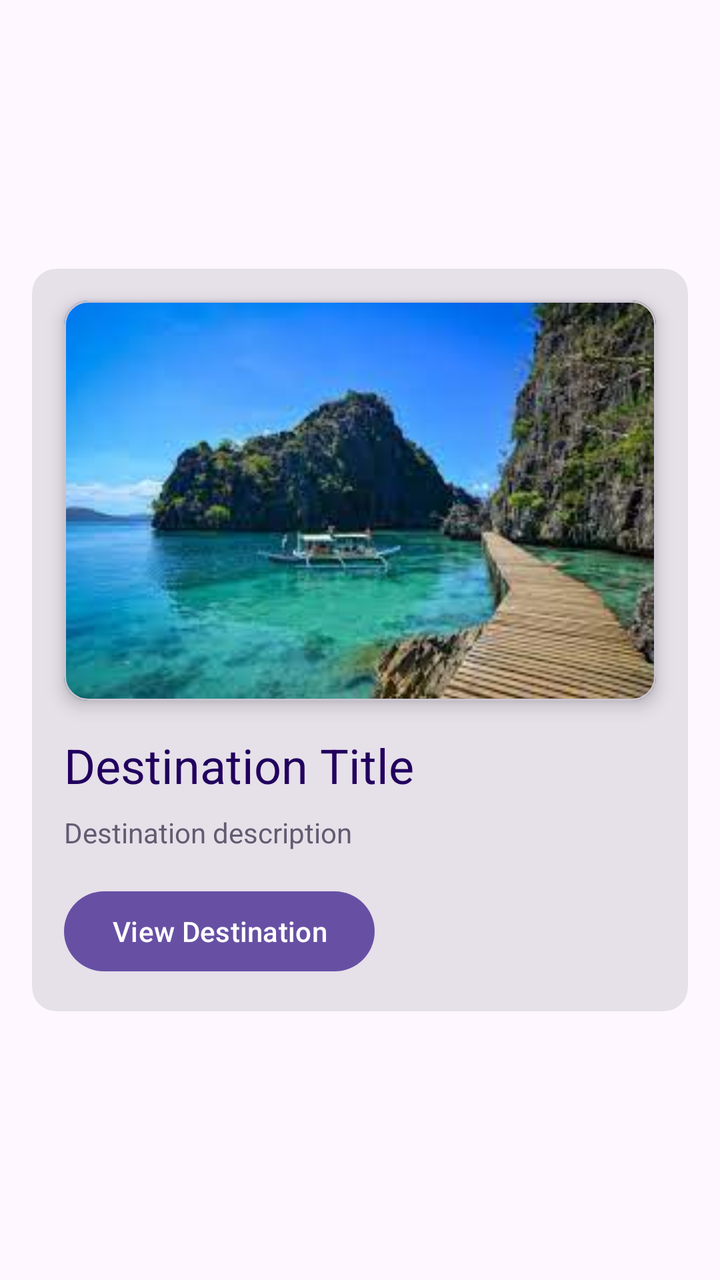
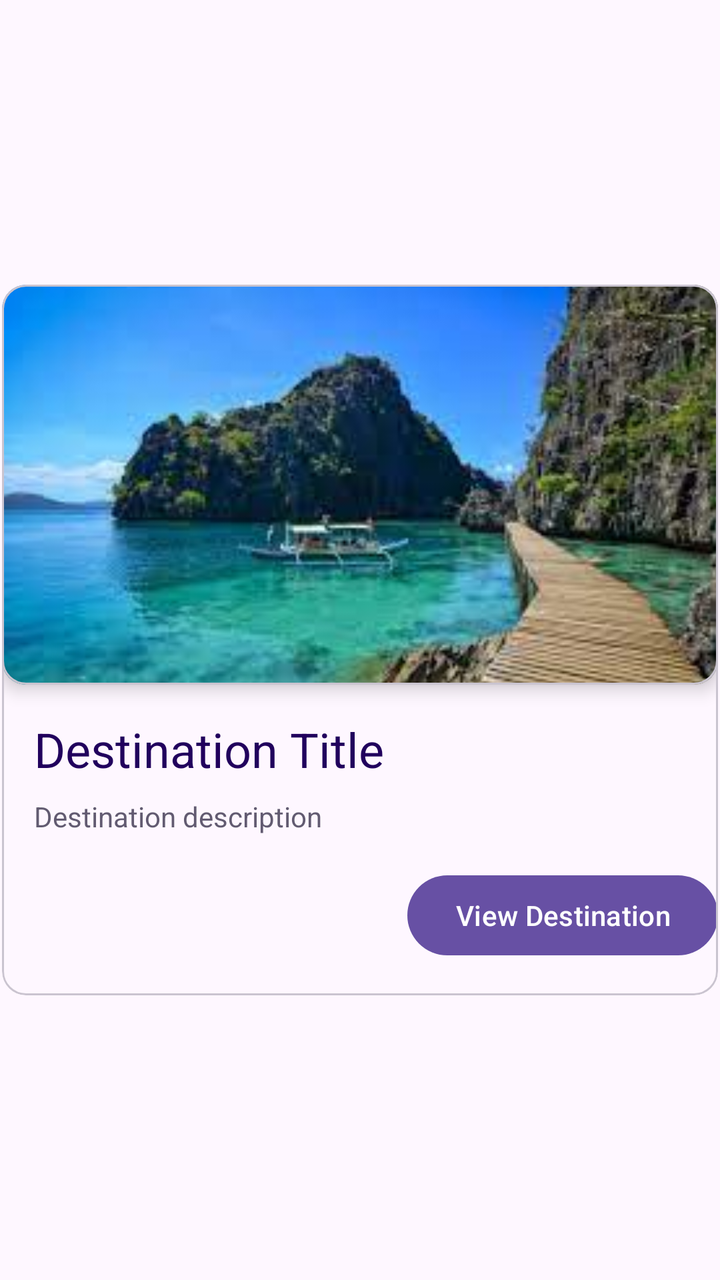

Compare the two renders of this Android layout. The source of the first and the diff that turns it into the second are given below.
<!-- AndroidManifest.xml: application theme Theme.RmmcTourism -->
<!-- res/layout/rv_spot_row.xml -->
<?xml version="1.0" encoding="utf-8"?>
<androidx.constraintlayout.widget.ConstraintLayout xmlns:android="http://schemas.android.com/apk/res/android"
    xmlns:app="http://schemas.android.com/apk/res-auto"
    xmlns:tools="http://schemas.android.com/tools"
    android:layout_width="match_parent"
    android:layout_height="wrap_content">

    <com.google.android.material.card.MaterialCardView
        android:id="@+id/cv_tourist_spot"
        style="@style/Widget.Material3.CardView.Filled"
        android:layout_width="0dp"
        android:layout_height="wrap_content"
        android:layout_marginStart="16dp"
        android:layout_marginTop="8dp"
        android:layout_marginEnd="16dp"
        android:layout_marginBottom="8dp"
        app:layout_constraintBottom_toBottomOf="parent"
        app:layout_constraintEnd_toEndOf="parent"
        app:layout_constraintStart_toStartOf="parent"
        app:layout_constraintTop_toTopOf="parent">

        <androidx.constraintlayout.widget.ConstraintLayout
            android:layout_width="match_parent"
            android:layout_height="match_parent">

            <com.google.android.material.card.MaterialCardView
                android:id="@+id/materialCardView"
                android:layout_width="0dp"
                android:layout_height="200dp"
                android:layout_marginStart="16dp"
                android:layout_marginTop="16dp"
                android:layout_marginEnd="16dp"
                app:cardElevation="5dp"
                app:layout_constraintEnd_toEndOf="parent"
                app:layout_constraintStart_toStartOf="parent"
                app:layout_constraintTop_toTopOf="parent">

                <androidx.constraintlayout.widget.ConstraintLayout
                    android:layout_width="match_parent"
                    android:layout_height="match_parent">

                    <ImageView
                        android:id="@+id/img_tourist_cover"
                        android:layout_width="0dp"
                        android:layout_height="0dp"
                        android:scaleType="centerCrop"
                        app:layout_constraintBottom_toBottomOf="parent"
                        app:layout_constraintEnd_toEndOf="parent"
                        app:layout_constraintStart_toStartOf="parent"
                        app:layout_constraintTop_toTopOf="parent"
                        app:srcCompat="@drawable/sample" />
                </androidx.constraintlayout.widget.ConstraintLayout>
            </com.google.android.material.card.MaterialCardView>

            <TextView
                android:id="@+id/tv_tourist_spot_name"
                android:layout_width="0dp"
                android:layout_height="wrap_content"
                android:layout_marginTop="16dp"
                android:text="Destination Title"
                android:textColor="?attr/colorOnPrimaryContainer"
                android:textSize="24sp"
                app:layout_constraintEnd_toEndOf="@+id/materialCardView"
                app:layout_constraintHorizontal_bias="0.0"
                app:layout_constraintStart_toStartOf="@+id/materialCardView"
                app:layout_constraintTop_toBottomOf="@+id/materialCardView" />

            <TextView
                android:id="@+id/tv_tourist_spot_description"
                android:layout_width="0dp"
                android:layout_height="wrap_content"
                android:layout_marginTop="8dp"
                android:text="Destination description"
                android:textColor="?attr/colorSecondary"
                app:layout_constraintEnd_toEndOf="@+id/tv_tourist_spot_name"
                app:layout_constraintStart_toStartOf="@+id/tv_tourist_spot_name"
                app:layout_constraintTop_toBottomOf="@+id/tv_tourist_spot_name" />

            <Button
                android:id="@+id/btn_view_destination"
                android:layout_width="wrap_content"
                android:layout_height="wrap_content"
                android:layout_marginTop="16dp"
                android:layout_marginBottom="16dp"
                android:text="View Destination"
                app:layout_constraintBottom_toBottomOf="parent"
                app:layout_constraintStart_toStartOf="@+id/tv_tourist_spot_description"
                app:layout_constraintTop_toBottomOf="@+id/tv_tourist_spot_description"
                app:layout_constraintVertical_bias="0.0" />
        </androidx.constraintlayout.widget.ConstraintLayout>
    </com.google.android.material.card.MaterialCardView>
</androidx.constraintlayout.widget.ConstraintLayout>
<!-- resources referenced by this layout -->
<resources>
  <!-- drawable sample: jpeg bitmap (drawable, 9227 bytes) -->
  <style name="Theme.RmmcTourism" parent="Base.Theme.RmmcTourism" />
  <style name="Base.Theme.RmmcTourism" parent="Theme.Material3.DayNight.NoActionBar">
          
          
      </style>
</resources>

<!-- the commit's change to res/layout/rv_spot_row.xml (unified diff, before → after) -->
@@ -7,12 +7,12 @@
 
     <com.google.android.material.card.MaterialCardView
         android:id="@+id/cv_tourist_spot"
-        style="@style/Widget.Material3.CardView.Filled"
+        style="@style/Widget.Material3.CardView.Outlined"
         android:layout_width="0dp"
         android:layout_height="wrap_content"
-        android:layout_marginStart="16dp"
+        android:layout_marginStart="1dp"
         android:layout_marginTop="8dp"
-        android:layout_marginEnd="16dp"
+        android:layout_marginEnd="1dp"
         android:layout_marginBottom="8dp"
         app:layout_constraintBottom_toBottomOf="parent"
         app:layout_constraintEnd_toEndOf="parent"
@@ -27,9 +27,6 @@
                 android:id="@+id/materialCardView"
                 android:layout_width="0dp"
                 android:layout_height="200dp"
-                android:layout_marginStart="16dp"
-                android:layout_marginTop="16dp"
-                android:layout_marginEnd="16dp"
                 app:cardElevation="5dp"
                 app:layout_constraintEnd_toEndOf="parent"
                 app:layout_constraintStart_toStartOf="parent"
@@ -56,13 +53,15 @@
                 android:id="@+id/tv_tourist_spot_name"
                 android:layout_width="0dp"
                 android:layout_height="wrap_content"
+                android:layout_marginStart="16dp"
                 android:layout_marginTop="16dp"
+                android:layout_marginEnd="16dp"
                 android:text="Destination Title"
                 android:textColor="?attr/colorOnPrimaryContainer"
                 android:textSize="24sp"
-                app:layout_constraintEnd_toEndOf="@+id/materialCardView"
+                app:layout_constraintEnd_toEndOf="parent"
                 app:layout_constraintHorizontal_bias="0.0"
-                app:layout_constraintStart_toStartOf="@+id/materialCardView"
+                app:layout_constraintStart_toStartOf="parent"
                 app:layout_constraintTop_toBottomOf="@+id/materialCardView" />
 
             <TextView
@@ -84,7 +83,7 @@
                 android:layout_marginBottom="16dp"
                 android:text="View Destination"
                 app:layout_constraintBottom_toBottomOf="parent"
-                app:layout_constraintStart_toStartOf="@+id/tv_tourist_spot_description"
+                app:layout_constraintEnd_toEndOf="parent"
                 app:layout_constraintTop_toBottomOf="@+id/tv_tourist_spot_description"
                 app:layout_constraintVertical_bias="0.0" />
         </androidx.constraintlayout.widget.ConstraintLayout>
